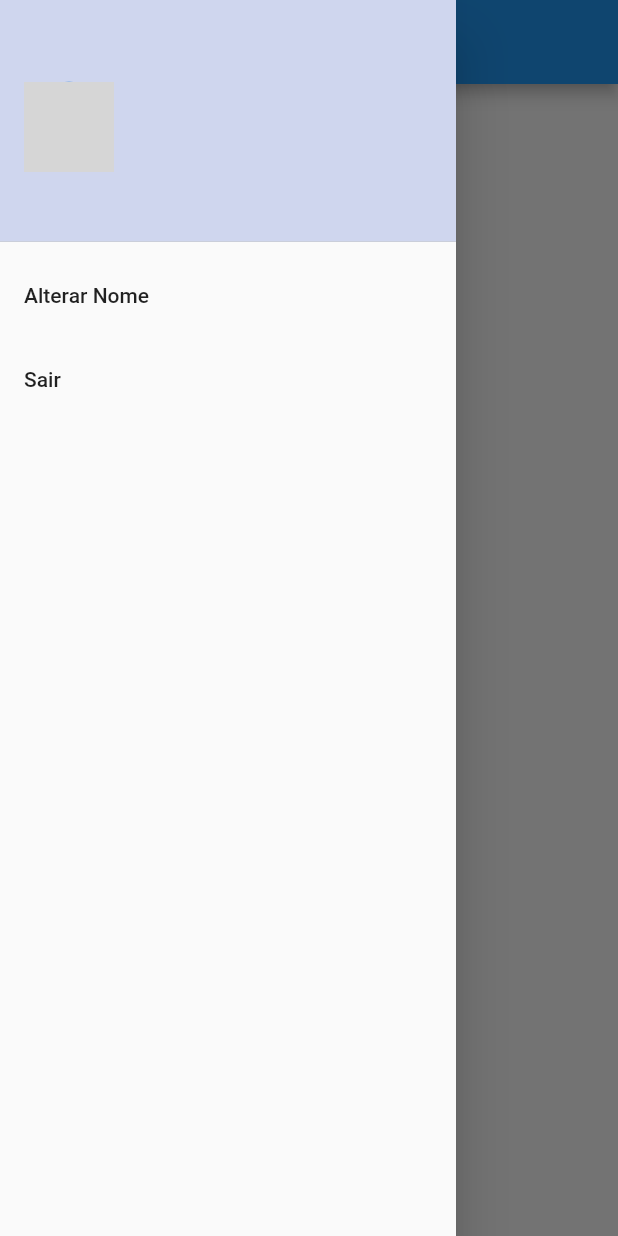
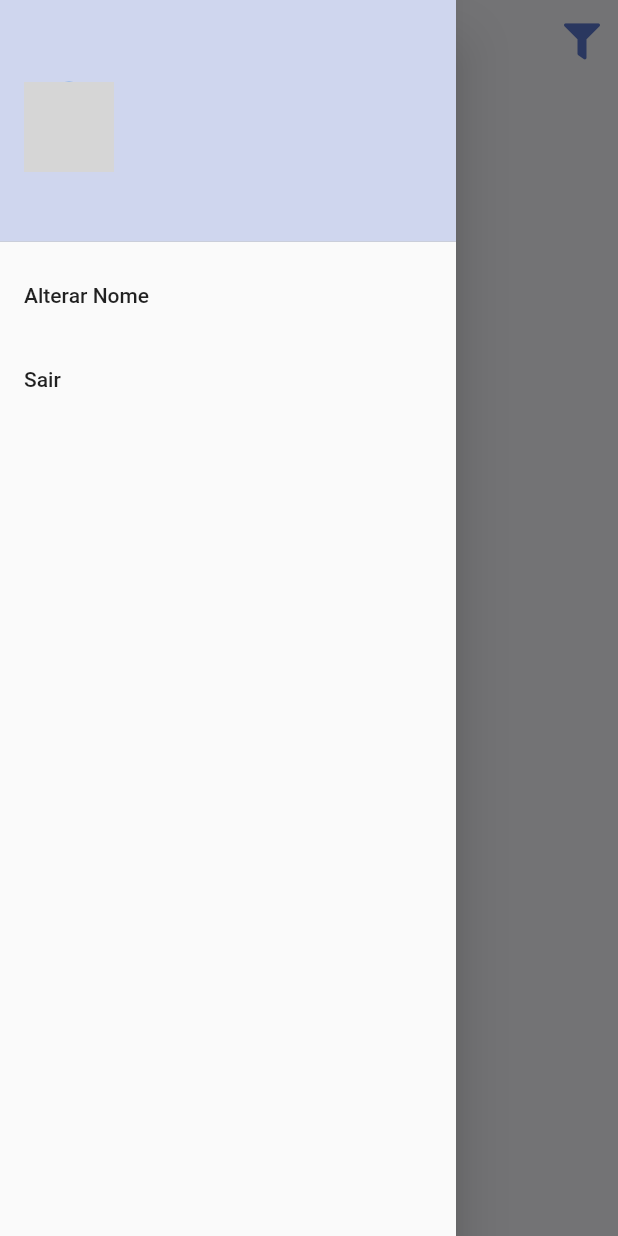
Before and after one commit to jcscesar/todolist, a Flutter app: the screen it shows once a user with an empty profile is signed in, with the side drawer open, on a phone screen of 412 x 824 dp. Run offline on Flutter 3.47's test engine with Material 2 defaults, Android fonts, the phone set to English and light mode, and no system bars; our stand-ins replace firebase_auth, firebase_core, flutter_signin_button, google_fonts, google_sign_in, sqflite and 2 more; missing offline and left inert: flutter_overlay_loader, validatorless; accounts and stored records are empty; network calls fail; Roboto replaces fonts that are missing (Mandali); grey boxes are pictures that could not be loaded.

Commit message:
feat: ensure home header

```diff
--- /dev/null
+++ b/assets/fonts/todolisticon_icons.dart
@@ -0,0 +1,31 @@
+/// Flutter icons Todolisticon
+/// Copyright (C) 2023 by original authors @ fluttericon.com, fontello.com
+/// This font was generated by FlutterIcon.com, which is derived from Fontello.
+///
+/// To use this font, place it in your fonts/ directory and include the
+/// following in your pubspec.yaml
+///
+/// flutter:
+///   fonts:
+///    - family:  Todolisticon
+///      fonts:
+///       - asset: fonts/Todolisticon.ttf
+///
+///
+/// * Font Awesome 5, Copyright (C) 2016 by Dave Gandy
+///         Author:    Dave Gandy
+///         License:   SIL (https://github.com/FortAwesome/Font-Awesome/blob/master/LICENSE.txt)
+///         Homepage:  http://fortawesome.github.com/Font-Awesome/
+///
+import 'package:flutter/widgets.dart';
+
+class Todolisticon {
+  Todolisticon._();
+
+  static const _kFontFam = 'Todolisticon';
+  static const String? _kFontPkg = null;
+
+  static const IconData eye = IconData(0xf06e, fontFamily: _kFontFam, fontPackage: _kFontPkg);
+  static const IconData eye_slash = IconData(0xf070, fontFamily: _kFontFam, fontPackage: _kFontPkg);
+  static const IconData filter = IconData(0xf0b0, fontFamily: _kFontFam, fontPackage: _kFontPkg);
+}
--- a/lib/app/core/ui/colors_extensions.dart
+++ b/lib/app/core/ui/colors_extensions.dart
@@ -6,4 +6,5 @@ class ColorsExtensions {
   Color expandeds = const Color(0xfff0f3f7);
   Color colorWhite = Colors.white;
   Color infoColor = Colors.blueAccent;
+  Color cinza = const Color(0XFFFAFBFE);
 }
--- a/lib/app/core/ui/todolisticon_icons.dart
+++ b/lib/app/core/ui/todolisticon_icons.dart
@@ -25,9 +25,7 @@ class Todolisticon {
   static const _kFontFam = 'Todolisticon';
   static const String? _kFontPkg = null;
 
-  static const IconData eye =
-      IconData(0xf06e, fontFamily: _kFontFam, fontPackage: _kFontPkg);
-  // ignore: constant_identifier_names
-  static const IconData eye_slash =
-      IconData(0xf070, fontFamily: _kFontFam, fontPackage: _kFontPkg);
+  static const IconData eye = IconData(0xf06e, fontFamily: _kFontFam, fontPackage: _kFontPkg);
+  static const IconData eye_slash = IconData(0xf070, fontFamily: _kFontFam, fontPackage: _kFontPkg);
+  static const IconData filter = IconData(0xf0b0, fontFamily: _kFontFam, fontPackage: _kFontPkg);
 }
--- a/lib/app/modules/home/home_page.dart
+++ b/lib/app/modules/home/home_page.dart
@@ -1,5 +1,9 @@
 import 'package:flutter/material.dart';
+import 'package:todolist/app/core/ui/colors_extensions.dart';
+import 'package:todolist/app/core/ui/theme_extensions.dart';
+import 'package:todolist/app/core/ui/todolisticon_icons.dart';
 import 'package:todolist/app/modules/home/widget/home_drawer.dart';
+import 'package:todolist/app/modules/home/widget/home_header.dart';
 
 class HomePage extends StatelessWidget {
   const HomePage({Key? key}) : super(key: key);
@@ -8,10 +12,43 @@ class HomePage extends StatelessWidget {
   Widget build(BuildContext context) {
     return Scaffold(
       appBar: AppBar(
-        title: const Text('Home '),
+        iconTheme: IconThemeData(color: context.primaryColor),
+        backgroundColor: Colors.transparent,
+        elevation: 0,
+        actions: [
+          PopupMenuButton(
+            icon: const Icon(Todolisticon.filter),
+            itemBuilder: (_) => [
+              const PopupMenuItem<bool>(
+                child: Text('Mostrar tarefas concluidas'),
+              ),
+            ],
+          ),
+        ],
       ),
-      body: Container(),
+      backgroundColor: Color(ColorsExtensions().cinza.value),
       drawer: HomeDrawer(),
+      body: LayoutBuilder(
+        builder: (context, constraints) {
+          return ConstrainedBox(
+            constraints: BoxConstraints(
+              minHeight: constraints.maxHeight,
+              minWidth: constraints.maxWidth,
+            ),
+            child: Container(
+              margin: const EdgeInsets.symmetric(horizontal: 20),
+              child: const IntrinsicHeight(
+                child: Column(
+                  crossAxisAlignment: CrossAxisAlignment.start,
+                  children: [
+                    HomeHeader(),
+                  ],
+                ),
+              ),
+            ),
+          );
+        },
+      ),
     );
   }
 }
--- /dev/null
+++ b/lib/app/modules/home/widget/home_header.dart
@@ -0,0 +1,29 @@
+import 'package:flutter/material.dart';
+import 'package:provider/provider.dart';
+import 'package:todolist/app/core/auth/auth_provider.dart';
+import 'package:todolist/app/core/ui/theme_extensions.dart';
+
+class HomeHeader extends StatelessWidget {
+  const HomeHeader({super.key});
+
+  @override
+  Widget build(BuildContext context) {
+    return Row(
+      children: [
+        Padding(
+          padding: const EdgeInsets.symmetric(vertical: 20),
+          child: Selector<AuthProvider, String>(
+            selector: (context, authProvider) =>
+                authProvider.user?.displayName ?? 'Não informado',
+            builder: (context, value, child) {
+              return Text(
+                'E ai, $value',
+                style: context.textTheme.headlineSmall,
+              );
+            },
+          ),
+        )
+      ],
+    );
+  }
+}
```
Also changed, not shown: assets/fonts/Todolisticon.ttf, 1 other file.
